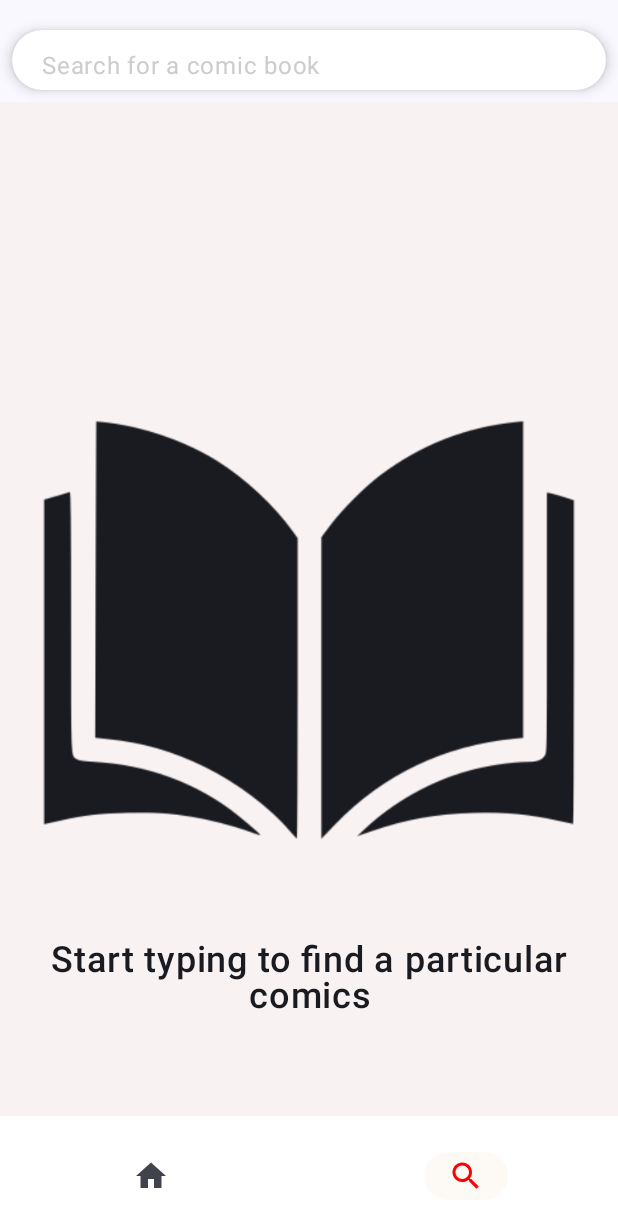
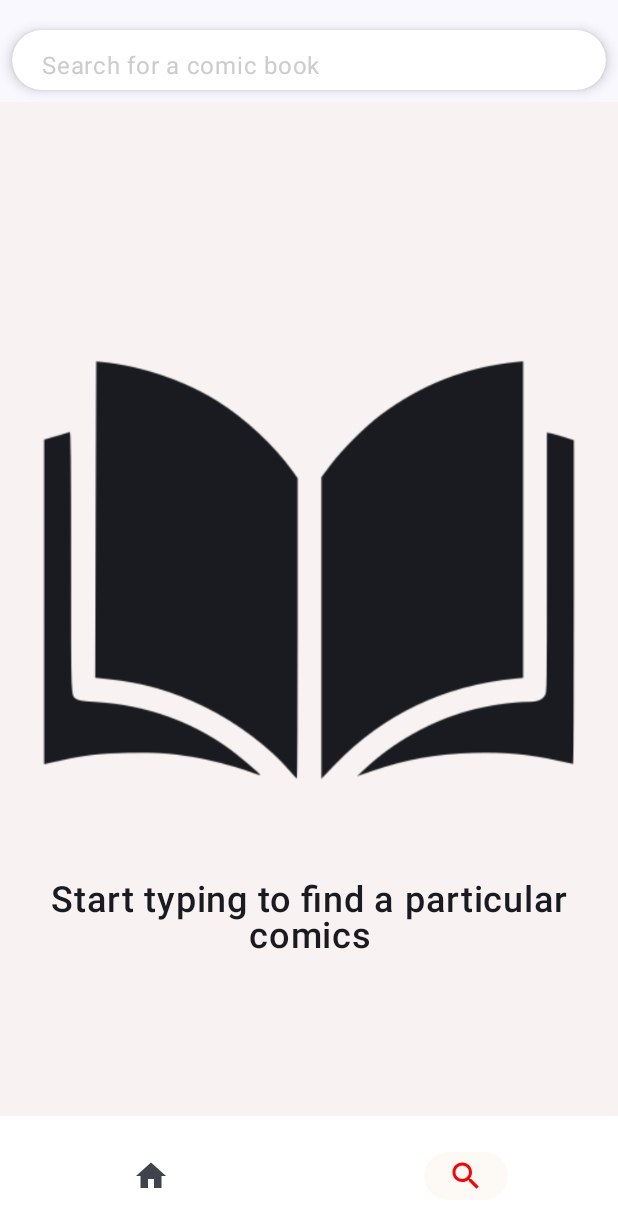
Before and after one commit to KlaudiaK/MarvelComicsApp, an Android app built with Jetpack Compose: the screen it shows after launch (MainActivity), item 2 of the bottom bar chosen, on a phone screen of 412 x 824 dp. Shown: the top 1228 px of the screen. Run offline under Robolectric (Android 15) with nearby library versions, the phone set to English and light mode, and no system bars; our stand-ins replace Dagger/Hilt's generated code.

Commit message:
remove hardcoded strings from composables

```diff
--- a/app/src/main/java/com/klaudiak/marvelcomics/presentation/bar/BottomNavItem.kt
+++ b/app/src/main/java/com/klaudiak/marvelcomics/presentation/bar/BottomNavItem.kt
@@ -3,8 +3,8 @@ package com.klaudiak.marvelcomics.presentation.bar
 import androidx.compose.material.icons.Icons
 import androidx.compose.material.icons.filled.Home
 import androidx.compose.material.icons.filled.Search
-import androidx.compose.material.icons.filled.Settings
 import androidx.compose.ui.graphics.vector.ImageVector
+import com.klaudiak.marvelcomics.presentation.navigation.Screen
 
 sealed class BottomNavItem(
     val route: String,
--- a/app/src/main/java/com/klaudiak/marvelcomics/presentation/bar/Screen.kt
+++ /dev/null
@@ -1,7 +0,0 @@
-package com.klaudiak.marvelcomics.presentation.bar
-
-
-sealed class Screen(val route: String) {
-    object ComicList : Screen("comic_list_screen")
-    object Search : Screen("comic_search_screen")
-}
--- a/app/src/main/java/com/klaudiak/marvelcomics/presentation/comics_list/ComicCard.kt
+++ b/app/src/main/java/com/klaudiak/marvelcomics/presentation/comics_list/ComicCard.kt
@@ -13,6 +13,7 @@ import androidx.compose.ui.graphics.Color
 import androidx.compose.ui.layout.ContentScale
 import androidx.compose.ui.platform.LocalContext
 import androidx.compose.ui.res.painterResource
+import androidx.compose.ui.res.stringResource
 import androidx.compose.ui.text.font.FontWeight
 import androidx.compose.ui.unit.dp
 import androidx.compose.ui.unit.sp
@@ -107,7 +108,7 @@ fun ComicCard(
                     )
 
                     Text(
-                        text = "witten by ${comic.author}",
+                        text = stringResource(id = R.string.written_by, comic.author),
                         modifier = Modifier
                             .padding(start = 8.dp, top = 6.dp),
                         color = Color.Gray,
--- a/app/src/main/java/com/klaudiak/marvelcomics/presentation/comics_list/ComicDetail.kt
+++ b/app/src/main/java/com/klaudiak/marvelcomics/presentation/comics_list/ComicDetail.kt
@@ -4,8 +4,10 @@ import androidx.compose.material.ExperimentalMaterialApi
 import androidx.compose.material3.ExperimentalMaterial3Api
 import androidx.compose.material3.Scaffold
 import androidx.compose.runtime.Composable
+import androidx.compose.ui.res.stringResource
 import androidx.hilt.navigation.compose.hiltViewModel
 import androidx.navigation.NavController
+import com.klaudiak.marvelcomics.R
 import com.klaudiak.marvelcomics.presentation.bar.BottomNavigationBar
 import com.klaudiak.marvelcomics.presentation.bar.TopAppBar
 import com.klaudiak.marvelcomics.presentation.comic_detail.BottomSheet
@@ -23,7 +25,7 @@ fun ComicDetail(
     val comic = uiState.value.comic
 
     Scaffold(
-        topBar = { TopAppBar(navController = navController, text = "Details") },
+        topBar = { TopAppBar(navController = navController, text = stringResource(id = R.string.details)) },
         bottomBar = { BottomNavigationBar(navController = navController) }
     ) {
         if (comic != null) {
--- a/app/src/main/java/com/klaudiak/marvelcomics/presentation/navigation/Screen.kt
+++ b/app/src/main/java/com/klaudiak/marvelcomics/presentation/navigation/Screen.kt
@@ -1,4 +1,5 @@
 package com.klaudiak.marvelcomics.presentation.navigation
+
 
 sealed class Screen(val route: String) {
     object ComicList : Screen("comic_list_screen")
@@ -8,5 +9,4 @@ sealed class Screen(val route: String) {
     companion object {
         const val COMIC_ID = "comicId"
     }
-
 }
--- a/app/src/main/java/com/klaudiak/marvelcomics/presentation/search_screen/SearchBar.kt
+++ b/app/src/main/java/com/klaudiak/marvelcomics/presentation/search_screen/SearchBar.kt
@@ -6,9 +6,11 @@ import androidx.compose.material3.ExperimentalMaterial3Api
 import androidx.compose.material3.Scaffold
 import androidx.compose.runtime.Composable
 import androidx.compose.ui.Modifier
+import androidx.compose.ui.res.stringResource
 import androidx.compose.ui.unit.dp
 import androidx.hilt.navigation.compose.hiltViewModel
 import androidx.navigation.NavController
+import com.klaudiak.marvelcomics.R
 import com.klaudiak.marvelcomics.data.models.local.ComicItem
 import com.klaudiak.marvelcomics.presentation.comics_list.ComicListViewModel
 import com.klaudiak.marvelcomics.presentation.bar.BottomNavigationBar
@@ -28,7 +30,7 @@ fun ComicListScreen(
 
     Scaffold(
         topBar = {
-            TopAppBar(navController = navController, text = "Marvel Comics")
+            TopAppBar(navController = navController, text = stringResource(R.string.marvel_comics))
         },
         bottomBar = {
             BottomNavigationBar(navController = navController)
--- a/app/src/main/java/com/klaudiak/marvelcomics/presentation/search_screen/SearchScreen.kt
+++ b/app/src/main/java/com/klaudiak/marvelcomics/presentation/search_screen/SearchScreen.kt
@@ -14,6 +14,7 @@ import androidx.compose.ui.focus.focusTarget
 import androidx.compose.ui.focus.onFocusChanged
 import androidx.compose.ui.graphics.Color
 import androidx.compose.ui.res.painterResource
+import androidx.compose.ui.res.stringResource
 import androidx.compose.ui.text.TextStyle
 import androidx.compose.ui.text.font.FontWeight
 import androidx.compose.ui.text.style.TextAlign
@@ -42,12 +43,12 @@ fun ComicSearchScreen(
         {
             Column(
                 horizontalAlignment = Alignment.CenterHorizontally,
-
+                modifier = Modifier.padding(it)
                 ) {
                 Spacer(modifier = Modifier.height(20.dp))
                 Row {
                     SearchBar(
-                        hint = "Search for a comic book"
+                        hint = stringResource(id = R.string.search_bar_hint)
                     )
                 }
 
@@ -55,14 +56,13 @@ fun ComicSearchScreen(
                     Surface(modifier = Modifier.fillMaxSize(), color = Gray20) {
                         HintSearchBar()
                     }
-                } else if (uiState.value.query != "" && uiState.value.loadError == "No data") {
-                    Log.i("Results nooo", uiState.value.loadError.toString())
+                } else if (uiState.value.query != "" && uiState.value.loadError == stringResource(id = R.string.no_data_error)) {
                     Surface(modifier = Modifier.fillMaxSize(), color = Gray20) {
                         Column(
                             horizontalAlignment = Alignment.CenterHorizontally,
                             verticalArrangement = Arrangement.Center
                         ) {
-                            Text(text = "No results", fontSize = 38.sp)
+                            Text(text = stringResource(id = R.string.no_results), fontSize = 38.sp)
                         }
                     }
                 } else {
@@ -90,7 +90,7 @@ fun HintSearchBar() {
             contentDescription = null
         )
         Text(
-            text = "Start typing to find a particular comics",
+            text = stringResource(id = R.string.search_bar_screen_hint),
             fontWeight = FontWeight.SemiBold,
             fontSize = 24.sp,
             textAlign = TextAlign.Center
@@ -160,7 +160,7 @@ fun SearchBar(
                 onClick = { text = "" }, modifier = Modifier.padding(start = 6.dp)
 
             ) {
-                Text(text = "Cancel", fontSize = 18.sp, color = Color.Black)
+                Text(text = stringResource(id = R.string.cancel), fontSize = 18.sp, color = Color.Black)
             }
         }
 
--- a/app/src/main/res/values/strings.xml
+++ b/app/src/main/res/values/strings.xml
@@ -1,3 +1,11 @@
 <resources>
     <string name="app_name">MarvelComics</string>
+    <string name="search_bar_hint">Search for a comic book</string>
+    <string name="no_results">No results</string>
+    <string name="no_data_error">No data</string>
+    <string name="search_bar_screen_hint">Start typing to find a particular comics</string>
+    <string name="cancel">Cancel</string>
+    <string name="marvel_comics">Marvel Comics</string>
+    <string name="details">Details</string>
+    <string name="written_by">Written by %1$s</string>
 </resources>
```
